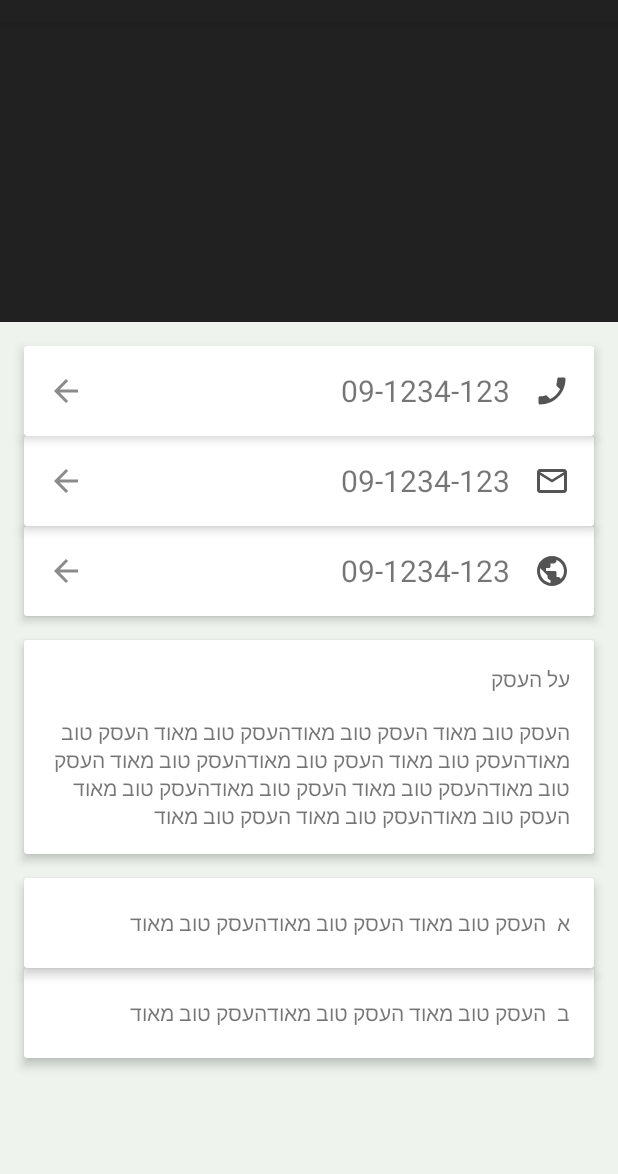
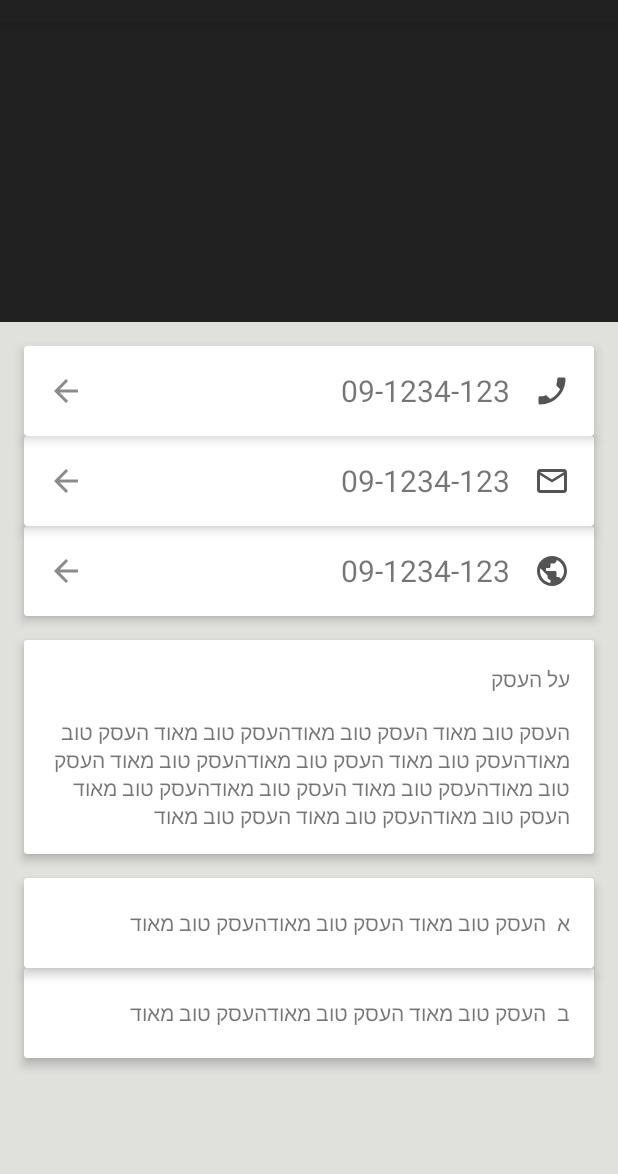
Before and after one commit to avivCodhen/SaleDanceAndroid, an Android app: the BusinessActivity screen opened directly, with no data from a screen before it, on a phone screen of 412 x 824 dp, the part 62-1236 px from its top. Run offline under Robolectric (Android 15) with nearby library versions, the phone set to English and light mode, and no system bars; network calls fail; 3 statements that could not run were skipped.

Commit message:
Business page layout created.

```diff
--- a/app/src/main/res/layout/activity_business.xml
+++ b/app/src/main/res/layout/activity_business.xml
@@ -60,6 +60,7 @@
                         android:layout_height="match_parent"
                         android:paddingStart="@dimen/activity_horizontal_margin"
                         android:paddingEnd="@dimen/activity_horizontal_margin"
+                        android:background="?attr/selectableItemBackground"
                         android:textSize="20sp"
                         android:drawablePadding="@dimen/activity_vertical_margin"
                         android:gravity="center_vertical|end"
--- a/app/src/main/res/values/colors.xml
+++ b/app/src/main/res/values/colors.xml
@@ -3,5 +3,5 @@
     <color name="colorPrimary">#008577</color>
     <color name="colorPrimaryDark">#00574B</color>
     <color name="colorAccent">#D81B60</color>
-    <color name="application_background">#EEF4ED</color>
+    <color name="application_background">#E0E1DD</color>
 </resources>
```
